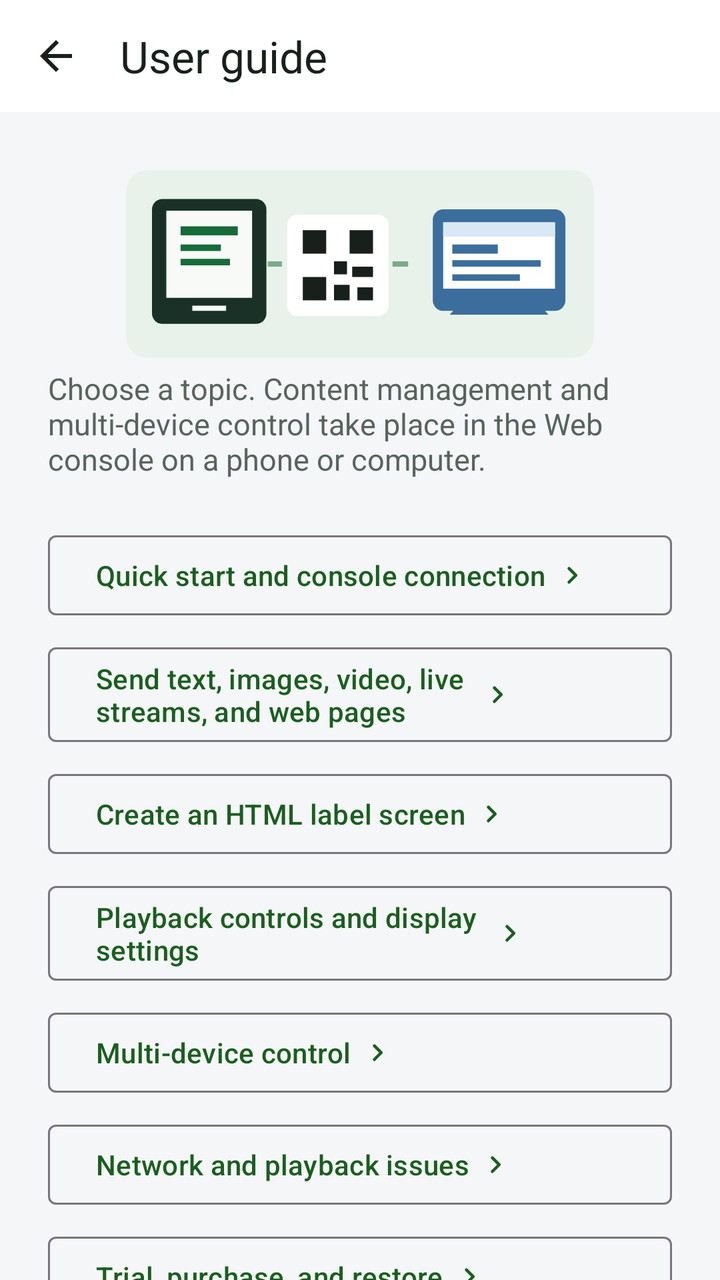
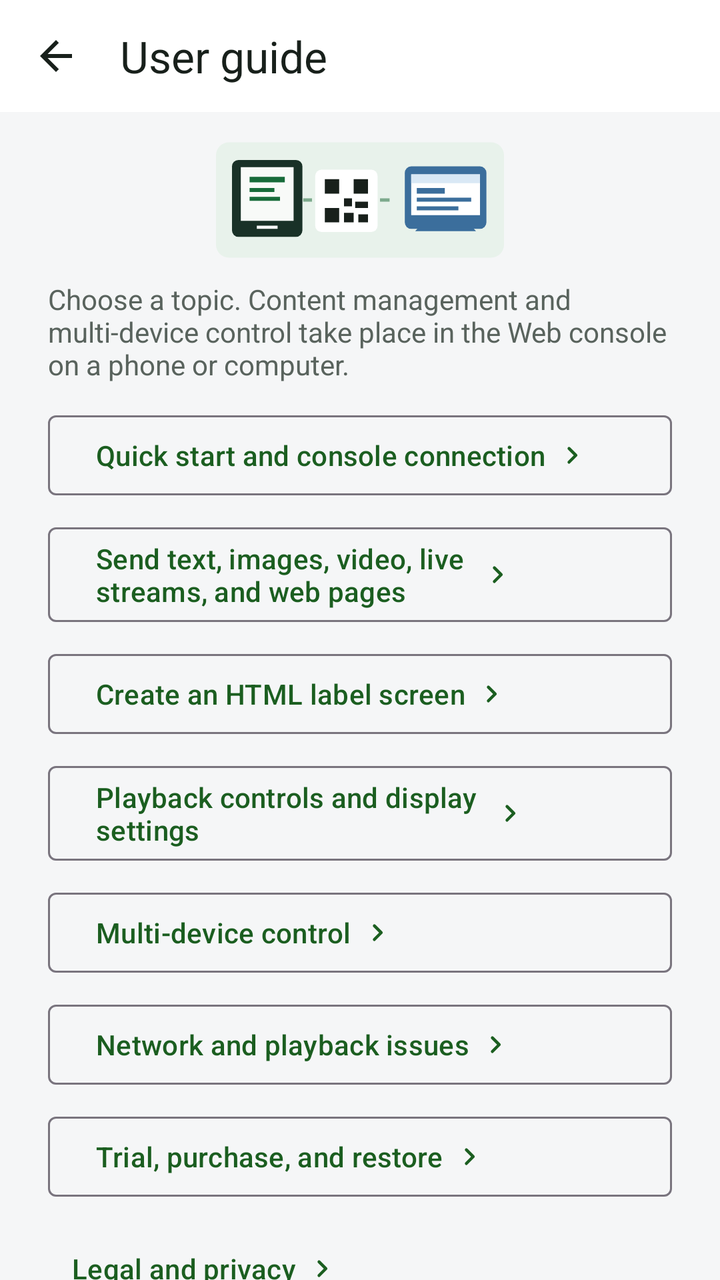

Compare the two renders of this Android layout. The source of the first and the diff that turns it into the second are given below.
<!-- AndroidManifest.xml: another module's application theme Theme.LocalSignage -->
<!-- res/layout/activity_help.xml -->
<?xml version="1.0" encoding="utf-8"?>
<LinearLayout xmlns:android="http://schemas.android.com/apk/res/android"
    xmlns:app="http://schemas.android.com/apk/res-auto"
    android:id="@+id/help_root"
    android:layout_width="match_parent"
    android:layout_height="match_parent"
    android:background="@color/billing_background"
    android:orientation="vertical">

    <FrameLayout
        android:id="@+id/toolbar_container"
        android:layout_width="match_parent"
        android:layout_height="wrap_content"
        android:background="@color/billing_surface">

        <com.google.android.material.appbar.MaterialToolbar
            android:id="@+id/toolbar"
            android:layout_width="match_parent"
            android:layout_height="56dp"
            app:navigationIcon="@drawable/ic_arrow_back_24"
            app:title="@string/help_title"
            app:titleTextColor="@color/billing_text_primary" />
    </FrameLayout>

    <ScrollView
        android:id="@+id/help_scroll"
        android:layout_width="match_parent"
        android:layout_height="0dp"
        android:layout_weight="1"
        android:clipToPadding="false"
        android:fillViewport="true"
        android:scrollbars="none">

        <androidx.constraintlayout.widget.ConstraintLayout
            android:layout_width="match_parent"
            android:layout_height="wrap_content">

            <LinearLayout
                android:layout_width="0dp"
                android:layout_height="wrap_content"
                android:orientation="vertical"
                android:padding="@dimen/billing_screen_padding"
                app:layout_constraintEnd_toEndOf="parent"
                app:layout_constraintStart_toStartOf="parent"
                app:layout_constraintTop_toTopOf="parent"
                app:layout_constraintWidth_max="@dimen/document_content_max_width">

                <ImageView
                    android:layout_width="match_parent"
                    android:layout_height="104dp"
                    android:contentDescription="@null"
                    android:scaleType="fitCenter"
                    android:src="@drawable/illustration_help_pairing" />

                <TextView
                    android:layout_width="match_parent"
                    android:layout_height="wrap_content"
                    android:text="@string/help_intro"
                    android:textColor="@color/billing_text_secondary"
                    android:textSize="15sp" />

                <com.google.android.material.button.MaterialButton
                    android:id="@+id/quick_start_button"
                    style="@style/Widget.Material3.Button.OutlinedButton"
                    android:layout_width="match_parent"
                    android:layout_height="wrap_content"
                    android:layout_marginTop="@dimen/app_spacing_large"
                    android:gravity="start|center_vertical"
                    android:text="@string/help_quick_start_title"
                    app:cornerRadius="4dp"
                    app:icon="@drawable/ic_chevron_right_24"
                    app:iconGravity="textEnd" />

                <com.google.android.material.button.MaterialButton
                    android:id="@+id/content_button"
                    style="@style/Widget.Material3.Button.OutlinedButton"
                    android:layout_width="match_parent"
                    android:layout_height="wrap_content"
                    android:layout_marginTop="@dimen/app_spacing_small"
                    android:gravity="start|center_vertical"
                    android:text="@string/help_content_title"
                    app:cornerRadius="4dp"
                    app:icon="@drawable/ic_chevron_right_24"
                    app:iconGravity="textEnd" />

                <com.google.android.material.button.MaterialButton
                    android:id="@+id/html_button"
                    style="@style/Widget.Material3.Button.OutlinedButton"
                    android:layout_width="match_parent"
                    android:layout_height="wrap_content"
                    android:layout_marginTop="@dimen/app_spacing_small"
                    android:gravity="start|center_vertical"
                    android:text="@string/help_html_title"
                    app:cornerRadius="4dp"
                    app:icon="@drawable/ic_chevron_right_24"
                    app:iconGravity="textEnd" />

                <com.google.android.material.button.MaterialButton
                    android:id="@+id/playback_button"
                    style="@style/Widget.Material3.Button.OutlinedButton"
                    android:layout_width="match_parent"
                    android:layout_height="wrap_content"
                    android:layout_marginTop="@dimen/app_spacing_small"
                    android:gravity="start|center_vertical"
                    android:text="@string/help_playback_title"
                    app:cornerRadius="4dp"
                    app:icon="@drawable/ic_chevron_right_24"
                    app:iconGravity="textEnd" />

                <com.google.android.material.button.MaterialButton
                    android:id="@+id/multi_device_button"
                    style="@style/Widget.Material3.Button.OutlinedButton"
                    android:layout_width="match_parent"
                    android:layout_height="wrap_content"
                    android:layout_marginTop="@dimen/app_spacing_small"
                    android:gravity="start|center_vertical"
                    android:text="@string/help_multi_device_title"
                    app:cornerRadius="4dp"
                    app:icon="@drawable/ic_chevron_right_24"
                    app:iconGravity="textEnd" />

                <com.google.android.material.button.MaterialButton
                    android:id="@+id/troubleshooting_button"
                    style="@style/Widget.Material3.Button.OutlinedButton"
                    android:layout_width="match_parent"
                    android:layout_height="wrap_content"
                    android:layout_marginTop="@dimen/app_spacing_small"
                    android:gravity="start|center_vertical"
                    android:text="@string/help_troubleshooting_title"
                    app:cornerRadius="4dp"
                    app:icon="@drawable/ic_chevron_right_24"
                    app:iconGravity="textEnd" />

                <com.google.android.material.button.MaterialButton
                    android:id="@+id/purchase_button"
                    style="@style/Widget.Material3.Button.OutlinedButton"
                    android:layout_width="match_parent"
                    android:layout_height="wrap_content"
                    android:layout_marginTop="@dimen/app_spacing_small"
                    android:gravity="start|center_vertical"
                    android:text="@string/help_purchase_title"
                    app:cornerRadius="4dp"
                    app:icon="@drawable/ic_chevron_right_24"
                    app:iconGravity="textEnd" />

                <com.google.android.material.button.MaterialButton
                    android:id="@+id/legal_button"
                    style="@style/Widget.Material3.Button.TextButton"
                    android:layout_width="match_parent"
                    android:layout_height="wrap_content"
                    android:layout_marginTop="@dimen/app_spacing_medium"
                    android:gravity="start|center_vertical"
                    android:text="@string/legal_center_title"
                    app:icon="@drawable/ic_chevron_right_24"
                    app:iconGravity="textEnd" />
            </LinearLayout>
        </androidx.constraintlayout.widget.ConstraintLayout>
    </ScrollView>
</LinearLayout>
<!-- resources referenced by this layout -->
<resources>
  <color name="billing_background">#F5F6F7</color>
  <color name="billing_surface">#FFFFFF</color>
  <color name="billing_text_primary">#18201B</color>
  <color name="billing_text_secondary">#59635D</color>
  <dimen name="app_spacing_large">24dp</dimen>
  <dimen name="app_spacing_medium">16dp</dimen>
  <dimen name="app_spacing_small">8dp</dimen>
  <dimen name="billing_screen_padding">24dp</dimen>
  <dimen name="document_content_max_width">840dp</dimen>
  <!-- drawable ic_arrow_back_24 (drawable) -->
  <?xml version="1.0" encoding="utf-8"?>
  <vector xmlns:android="http://schemas.android.com/apk/res/android"
      android:width="24dp"
      android:height="24dp"
      android:viewportWidth="24"
      android:viewportHeight="24">
      <path
          android:fillColor="@color/billing_text_primary"
          android:pathData="M20,11H7.83l5.59,-5.59L12,4l-8,8 8,8 1.42,-1.41L7.83,13H20v-2z" />
  </vector>
  <!-- drawable ic_chevron_right_24 (drawable) -->
  <?xml version="1.0" encoding="utf-8"?>
  <vector xmlns:android="http://schemas.android.com/apk/res/android"
      android:width="24dp"
      android:height="24dp"
      android:viewportWidth="24"
      android:viewportHeight="24">
      <path
          android:fillColor="@color/billing_text_secondary"
          android:pathData="M9.29,6.71a1,1 0,0 1,1.42,0l4.58,4.58a1,1 0,0 1,0 1.42l-4.58,4.58a1,1 0,0 1,-1.42,-1.42L13.17,12 9.29,8.12a1,1 0,0 1,0 -1.41z" />
  </vector>
  <string name="help_content_title">Send text, images, video, live streams, and web pages</string>
  <string name="help_html_title">Create an HTML label screen</string>
  <string name="help_intro">Choose a topic. Content management and multi-device control take place in the Web console on a phone or computer.</string>
  <string name="help_multi_device_title">Multi-device control</string>
  <string name="help_playback_title">Playback controls and display settings</string>
  <string name="help_purchase_title">Trial, purchase, and restore</string>
  <string name="help_quick_start_title">Quick start and console connection</string>
  <string name="help_title">User guide</string>
  <string name="help_troubleshooting_title">Network and playback issues</string>
  <string name="legal_center_title">Legal and privacy</string>
  <style name="Theme.LocalSignage" parent="Theme.LocalSignage.Base" />
  <style name="Theme.LocalSignage.Base" parent="Theme.Material3.DayNight.NoActionBar">
          <item name="colorPrimary">@color/primary</item>
          <item name="colorOnPrimary">@color/on_primary</item>
          <item name="android:statusBarColor">@android:color/transparent</item>
          <item name="android:navigationBarColor">@android:color/transparent</item>
          <item name="android:windowLightStatusBar">@bool/is_light_theme</item>
          <item name="android:windowLightNavigationBar">@bool/is_light_theme</item>
      </style>
  <color name="primary">#1B5E20</color>
  <color name="on_primary">#FFFFFF</color>
  <!-- unchanged entries left out for length: 1 -->
</resources>

<!-- the commit's change to res/layout/activity_help.xml (unified diff, before → after) -->
@@ -39,7 +39,9 @@
                 android:layout_width="0dp"
                 android:layout_height="wrap_content"
                 android:orientation="vertical"
-                android:padding="@dimen/billing_screen_padding"
+                android:paddingHorizontal="@dimen/billing_screen_padding"
+                android:paddingTop="12dp"
+                android:paddingBottom="24dp"
                 app:layout_constraintEnd_toEndOf="parent"
                 app:layout_constraintStart_toStartOf="parent"
                 app:layout_constraintTop_toTopOf="parent"
@@ -47,7 +49,7 @@
 
                 <ImageView
                     android:layout_width="match_parent"
-                    android:layout_height="104dp"
+                    android:layout_height="64dp"
                     android:contentDescription="@null"
                     android:scaleType="fitCenter"
                     android:src="@drawable/illustration_help_pairing" />
@@ -55,16 +57,17 @@
                 <TextView
                     android:layout_width="match_parent"
                     android:layout_height="wrap_content"
+                    android:layout_marginTop="8dp"
                     android:text="@string/help_intro"
                     android:textColor="@color/billing_text_secondary"
-                    android:textSize="15sp" />
+                    android:textSize="14sp" />
 
                 <com.google.android.material.button.MaterialButton
                     android:id="@+id/quick_start_button"
                     style="@style/Widget.Material3.Button.OutlinedButton"
                     android:layout_width="match_parent"
                     android:layout_height="wrap_content"
-                    android:layout_marginTop="@dimen/app_spacing_large"
+                    android:layout_marginTop="12dp"
                     android:gravity="start|center_vertical"
                     android:text="@string/help_quick_start_title"
                     app:cornerRadius="4dp"
@@ -148,7 +151,7 @@
                     style="@style/Widget.Material3.Button.TextButton"
                     android:layout_width="match_parent"
                     android:layout_height="wrap_content"
-                    android:layout_marginTop="@dimen/app_spacing_medium"
+                    android:layout_marginTop="8dp"
                     android:gravity="start|center_vertical"
                     android:text="@string/legal_center_title"
                     app:icon="@drawable/ic_chevron_right_24"
<!-- resource entries referenced after the edit -->
@@ -4,8 +4,6 @@
   <color name="billing_surface">#FFFFFF</color>
   <color name="billing_text_primary">#18201B</color>
   <color name="billing_text_secondary">#59635D</color>
-  <dimen name="app_spacing_large">24dp</dimen>
-  <dimen name="app_spacing_medium">16dp</dimen>
   <dimen name="app_spacing_small">8dp</dimen>
   <dimen name="billing_screen_padding">24dp</dimen>
   <dimen name="document_content_max_width">840dp</dimen>
